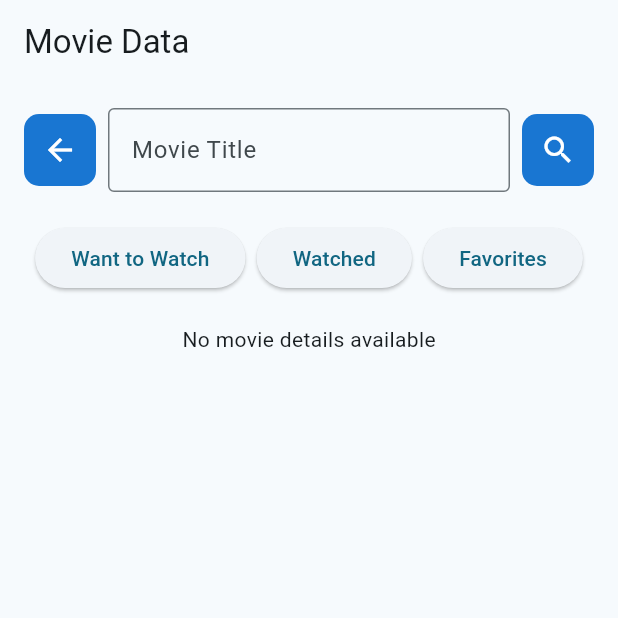
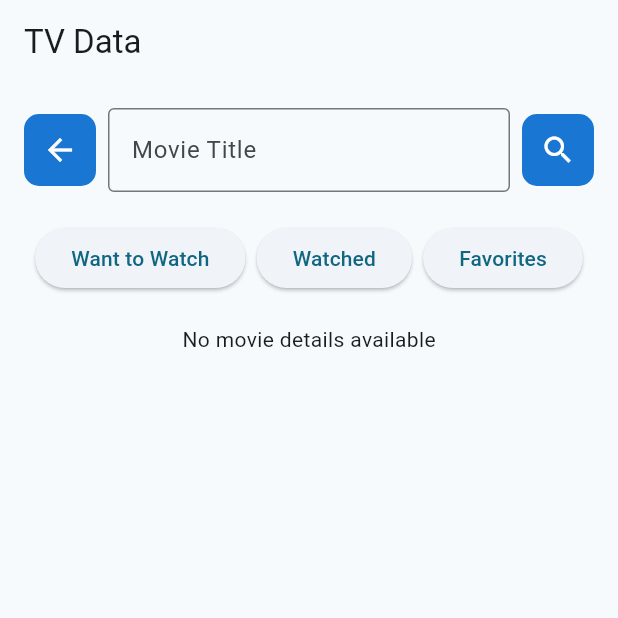
Before and after one commit to GuilhermeSGodoy/Desenvolvimento-Movel, a Flutter app: the screen it shows after launch, on a phone screen of 412 x 824 dp, the top half of it. Run offline on Flutter 3.47's test engine with Material 3 defaults, Android fonts, the phone set to English and light mode, and no system bars; our stand-ins replace dio, floor, sqflite; accounts and stored records are empty; generated files the repository leaves out were written again.

```diff
--- a/trabalhos/T2/flutter1/lib/movie_list_page.dart
+++ b/trabalhos/T2/flutter1/lib/movie_list_page.dart
@@ -1,4 +1,5 @@
 import 'package:flutter/material.dart';
+import 'package:flutter1/utils/show_snackbar.dart';
 import 'data/movie.dart';
 import 'movie_repository.dart';
 import 'package:flutter_gen/gen_l10n/app_localizations.dart';
@@ -33,7 +34,7 @@ class _MovieListPageState extends State<MovieListPage> {
   Future<void> _removeMovie(Movie movie) async {
     await movieRepository.deleteMovie(movie.listType, movie.title);
     _fetchMovies();
-    _showSnackbar('${AppLocalizations.of(context)!.removed_movie} ${widget.listType}');
+    showSnackbar(context, '${AppLocalizations.of(context)!.removed_movie} ${widget.listType}');
   }
 
   void _showRemoveDialog(Movie movie) {
@@ -63,15 +64,6 @@ class _MovieListPageState extends State<MovieListPage> {
     );
   }
 
-  void _showSnackbar(String message) {
-    ScaffoldMessenger.of(context).showSnackBar(
-      SnackBar(
-        content: Text(message),
-        duration: const Duration(seconds: 2),
-      ),
-    );
-  }
-
   @override
   Widget build(BuildContext context) {
     return Scaffold(
--- a/trabalhos/T2/flutter1/lib/my_app.dart
+++ b/trabalhos/T2/flutter1/lib/my_app.dart
@@ -9,14 +9,14 @@ class MyApp extends StatelessWidget {
   @override
   Widget build(BuildContext context) {
     return MaterialApp(
-      title: 'Flutter Demo',
+      title: 'TV Data',
       localizationsDelegates: AppLocalizations.localizationsDelegates,
       supportedLocales: AppLocalizations.supportedLocales,
       theme: ThemeData(
         colorScheme: ColorScheme.fromSeed(seedColor: Colors.blueGrey),
         useMaterial3: true,
       ),
-      home: const MyHomePage(title: 'Movie Data'),
+      home: const MyHomePage(title: 'TV Data'),
     );
   }
 }
--- /dev/null
+++ b/trabalhos/T2/flutter1/lib/utils/consts.dart
@@ -0,0 +1,5 @@
+const String constWantToWatch = 'WantToWatch';
+const String constWatched = 'Watched';
+const String constFavorites = 'Favorites';
+const String constAdded = 'added';
+const String constDuplicate = 'duplicate';
```
Also changed, not shown: trabalhos/T2/flutter1/lib/my_home_page.dart (+15 -23 lines), trabalhos/T2/flutter1/lib/utils/show_snackbar.dart (added, +10 -0 lines).
